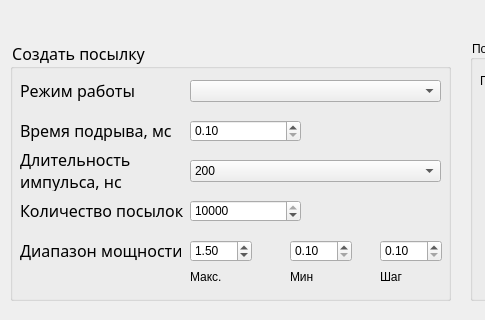
Qt form UI/optionPage.ui (amuk1989/PIK-Ka_1) before a commit; both pictures show x 0 to 485 and y 0 to 320 of the 922 by 412 pixel window.
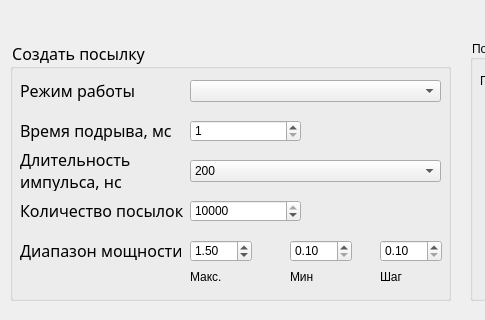
The same form after that commit. Icons and pictures are not drawn. Custom widgets are drawn as their Qt base class.

The edit to the form file:
```diff
--- a/UI/optionPage.ui
+++ b/UI/optionPage.ui
@@ -258,11 +258,14 @@
        <height>22</height>
       </rect>
      </property>
+     <property name="decimals">
+      <number>0</number>
+     </property>
      <property name="minimum">
-      <double>0.100000000000000</double>
+      <double>1.000000000000000</double>
      </property>
      <property name="maximum">
-      <double>14000.000000000000000</double>
+      <double>4095.000000000000000</double>
      </property>
     </widget>
     <widget class="QLabel" name="label_4">
```
Left out of the diff: 20 changed lines with no effect on the pictures.
